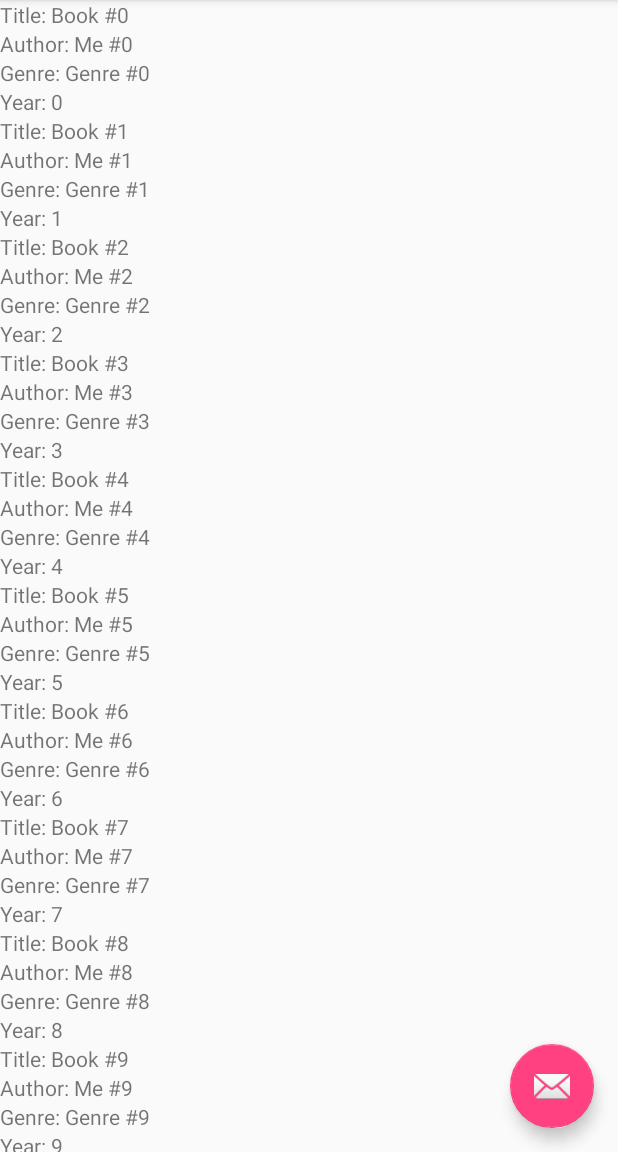
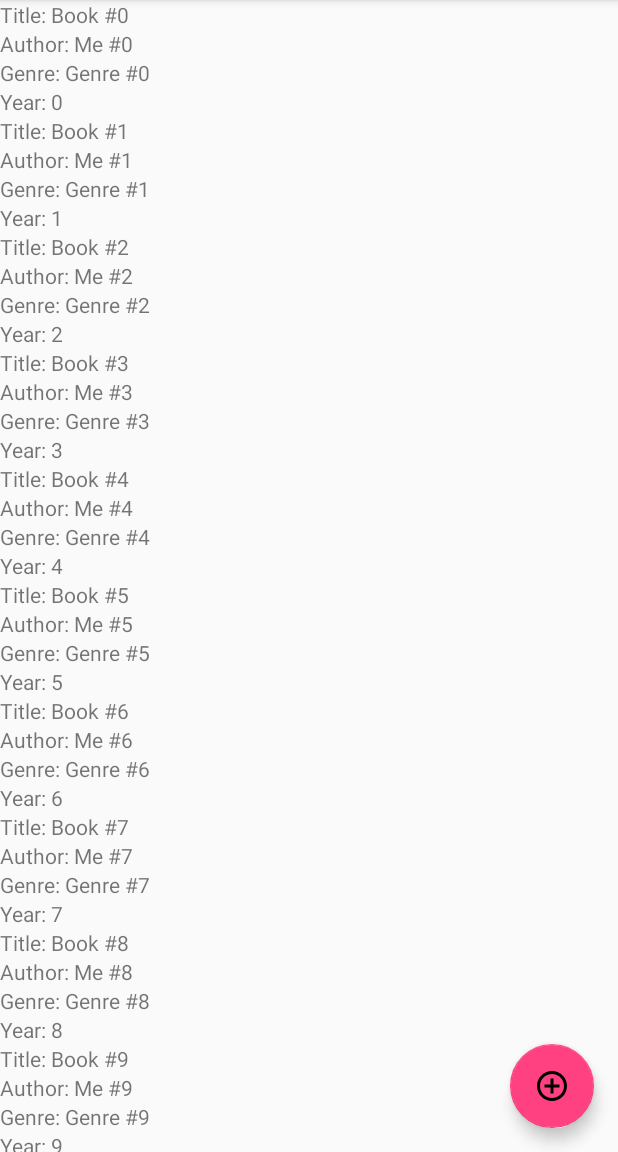
Before and after one commit to Mikerah/BoMa, an Android app: the screen it shows after launch (MainActivity), on a phone screen of 412 x 824 dp, the part 84-1236 px from its top. Run offline under Robolectric (Android 15) with nearby library versions, the phone set to English and light mode, and no system bars; 1 statement that could not run was skipped.

Commit message:
Changed icon for floating action button

```diff
--- a/BoMa/app/src/main/java/com/example/mikerah/boma/MainActivity.java
+++ b/BoMa/app/src/main/java/com/example/mikerah/boma/MainActivity.java
@@ -1,11 +1,14 @@
 package com.example.mikerah.boma;
 
+import android.content.Context;
 import android.content.Intent;
 import android.graphics.Canvas;
 import android.graphics.Rect;
 import android.graphics.drawable.Drawable;
 import android.support.design.widget.FloatingActionButton;
 import android.support.design.widget.Snackbar;
+import android.support.v4.view.PagerAdapter;
+import android.support.v4.view.ViewPager;
 import android.support.v7.app.AppCompatActivity;
 import android.os.Bundle;
 import android.support.v7.widget.DividerItemDecoration;
@@ -96,6 +99,7 @@ public class MainActivity extends AppCompatActivity {
         }
 
     }
+
 
     private class BookHolder extends RecyclerView.ViewHolder implements View.OnClickListener {
         private TextView mBookTitle;
--- /dev/null
+++ b/BoMa/app/src/main/res/drawable/ic_add_circle_outline_black_24dp.xml
@@ -0,0 +1,9 @@
+<vector xmlns:android="http://schemas.android.com/apk/res/android"
+        android:width="24dp"
+        android:height="24dp"
+        android:viewportWidth="24.0"
+        android:viewportHeight="24.0">
+    <path
+        android:fillColor="#FF000000"
+        android:pathData="M13,7h-2v4L7,11v2h4v4h2v-4h4v-2h-4L13,7zM12,2C6.48,2 2,6.48 2,12s4.48,10 10,10 10,-4.48 10,-10S17.52,2 12,2zM12,20c-4.41,0 -8,-3.59 -8,-8s3.59,-8 8,-8 8,3.59 8,8 -3.59,8 -8,8z"/>
+</vector>
--- a/BoMa/app/src/main/res/layout/activity_main.xml
+++ b/BoMa/app/src/main/res/layout/activity_main.xml
@@ -16,8 +16,8 @@
 
     <android.support.design.widget.FloatingActionButton
         android:id="@+id/add_new_book_fab"
-        android:src="@android:drawable/ic_dialog_email"
         app:fabSize="normal"
+        android:src="@drawable/ic_add_circle_outline_black_24dp"
         android:layout_width="wrap_content"
         android:layout_height="wrap_content"
         android:layout_gravity="bottom|right"
```
Also changed, not shown: BoMa/app/src/main/res/layout/activity_view_page.xml (added, +8 -0 lines).
